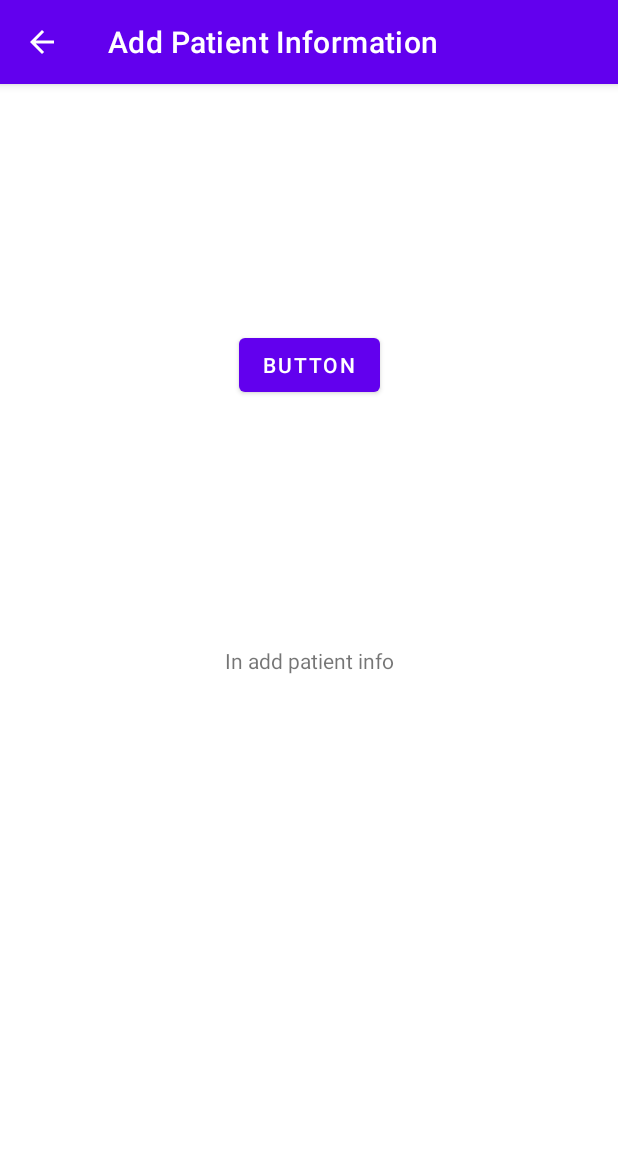
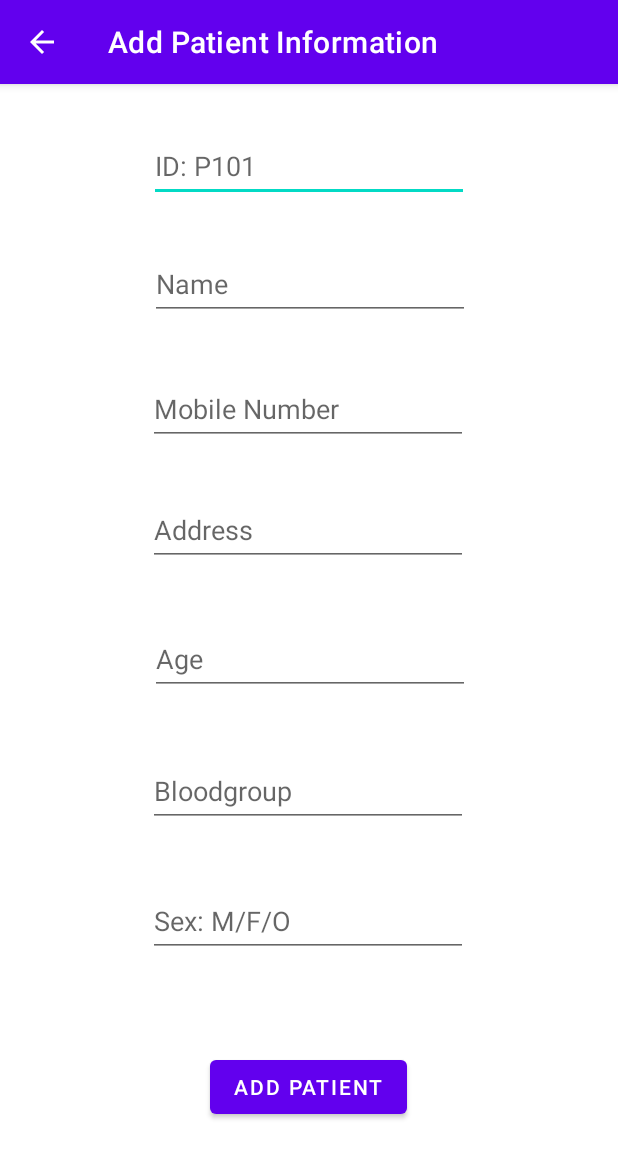
Before and after one commit to ETS-Android1/MediBook, an Android app: the AddPatient screen opened directly, with no data from a screen before it, on a phone screen of 412 x 824 dp. Shown: the top 1158 px of the screen. Run offline under Robolectric (Android 15) with nearby library versions, the phone set to English and light mode, and no system bars.

Commit message:
pat db added

```diff
--- a/app/src/main/java/com/example/medibook/AddPatient.java
+++ b/app/src/main/java/com/example/medibook/AddPatient.java
@@ -7,26 +7,45 @@ import android.os.Bundle;
 import android.view.View;
 import android.widget.Button;
 import android.widget.TextView;
+import android.widget.Toast;
 
 public class AddPatient extends AppCompatActivity{
 
     Button btn;
-    TextView tv;
+    TextView id,name,address,mobile,age,bg,sex;
+    PatientDatabaseHelper myDbPat;
+
     @Override
     protected void onCreate(Bundle savedInstanceState) {
         super.onCreate(savedInstanceState);
         setContentView(R.layout.activity_add_patient);
 
-        btn = findViewById(R.id.button);
+        btn = findViewById(R.id.addPatBtn);
+        id  = findViewById(R.id.editTextIDP);
+        name = findViewById(R.id.editTextNameP);
+        address = findViewById(R.id.editTextAddressP);
+        mobile = findViewById(R.id.editTextMobileP);
+        age = findViewById(R.id.editTextAgeP);
+        bg = findViewById(R.id.editTextBgP);
+        sex = findViewById(R.id.editTextSexP);
+        myDbPat = new PatientDatabaseHelper(this);
+
         btn.setOnClickListener(new View.OnClickListener() {
             @Override
             public void onClick(View view) {
-                tv = findViewById(R.id.textView);
-                tv.setText("hello this is changed");
-                Intent intent = new Intent(AddPatient.this, MainActivity2.class);
-                startActivity(intent);
+                boolean isInserted = myDbPat.insertData(id.getText().toString(),name.getText().toString(),mobile.getText().toString(),
+                        address.getText().toString(), age.getText().toString(), bg.getText().toString(), sex.getText().toString());
+
+                if(isInserted) {
+                    Toast.makeText(AddPatient.this, "Added", Toast.LENGTH_SHORT).show();
+                    startActivity(new Intent(AddPatient.this,MainActivity2.class));
+                }
+                else
+                    Toast.makeText(AddPatient.this, "Error! Try again", Toast.LENGTH_SHORT).show();
             }
+
         });
+
     }
 
 }
--- /dev/null
+++ b/app/src/main/java/com/example/medibook/PatientDatabaseHelper.java
@@ -0,0 +1,65 @@
+package com.example.medibook;
+
+import android.content.ContentValues;
+import android.content.Context;
+import android.database.Cursor;
+import android.database.sqlite.SQLiteDatabase;
+import android.database.sqlite.SQLiteOpenHelper;
+
+import androidx.annotation.Nullable;
+
+public class PatientDatabaseHelper extends SQLiteOpenHelper {
+    public static final String DATABASE_NAME = "patient.db";
+    public static final String TABLE_NAME = "patient_table";
+    public static final String P_ID = "ID";
+    public static final String P_NAME = "NAME";
+    public static final String P_MOBILE ="MOBILE";
+    public static final String P_ADDRESS ="ADDRESS";
+    public static final String P_AGE ="AGE";
+    public static final String P_BLOODGROUP ="BLOODGROUP";
+    public static final String P_SEX ="SEX";
+
+    public PatientDatabaseHelper(@Nullable Context context) {
+        super(context, DATABASE_NAME, null, 1);
+    }
+
+    @Override
+    public void onCreate(SQLiteDatabase sqLiteDatabase) {
+        sqLiteDatabase.execSQL("create table "+ TABLE_NAME + " (ID TEXT PRIMARY KEY,NAME TEXT,MOBILE TEXT,ADDRESS TEXT, AGE TEXT, BLOODGROUP TEXT, SEX TEXT)");
+    }
+
+    @Override
+    public void onUpgrade(SQLiteDatabase sqLiteDatabase, int i, int i1) {
+        sqLiteDatabase.execSQL("DROP TABLE IF EXISTS "+TABLE_NAME);
+        onCreate(sqLiteDatabase);
+    }
+
+    public boolean insertData(String id, String name, String mobile, String address, String age, String bg, String sex){
+        SQLiteDatabase db = this.getWritableDatabase();
+        ContentValues contentValues = new ContentValues();
+
+        contentValues.put(P_ID,id);
+        contentValues.put(P_NAME,name);
+        contentValues.put(P_MOBILE, mobile);
+        contentValues.put(P_ADDRESS, address);
+        contentValues.put(P_AGE, age);
+        contentValues.put(P_BLOODGROUP, bg);
+        contentValues.put(P_SEX, sex);
+
+        long result = db.insert(TABLE_NAME, null, contentValues);
+        if(result==-1) return false;
+        else return true;
+    }
+
+    public Cursor getAllData(){
+        SQLiteDatabase db = this.getWritableDatabase();
+        Cursor res = db.rawQuery("select * from "+TABLE_NAME,null);
+        return res;
+    }
+
+    public Integer deleteData (String id){
+        SQLiteDatabase db = this.getWritableDatabase();
+        return db.delete(TABLE_NAME,"ID = ?",new String[] { id });
+    }
+
+}
--- a/app/src/main/res/layout/activity_add_patient.xml
+++ b/app/src/main/res/layout/activity_add_patient.xml
@@ -6,26 +6,120 @@
     android:layout_height="match_parent"
     tools:context=".AddPatient">
 
-
-    <TextView
-        android:id="@+id/textView"
+    <EditText
+        android:id="@+id/editTextIDP"
         android:layout_width="wrap_content"
         android:layout_height="wrap_content"
-        android:text="In add patient info"
-        app:layout_constraintBottom_toBottomOf="parent"
+        android:ems="10"
+        android:hint="ID: P101"
+        android:inputType="textPersonName"
+        android:minHeight="48dp"
+        app:layout_constraintBottom_toTopOf="@+id/editTextNameP"
         app:layout_constraintEnd_toEndOf="parent"
         app:layout_constraintHorizontal_bias="0.5"
         app:layout_constraintStart_toStartOf="parent"
         app:layout_constraintTop_toTopOf="parent" />
 
-    <Button
-        android:id="@+id/button"
+    <EditText
+        android:id="@+id/editTextNameP"
         android:layout_width="wrap_content"
         android:layout_height="wrap_content"
-        android:text="Button"
-        app:layout_constraintBottom_toTopOf="@+id/textView"
+        android:ems="10"
+        android:hint="Name"
+        android:inputType="textPersonName"
+        android:minHeight="48dp"
+        app:layout_constraintBottom_toBottomOf="parent"
         app:layout_constraintEnd_toEndOf="parent"
-        app:layout_constraintHorizontal_bias="0.5"
+        app:layout_constraintHorizontal_bias="0.502"
         app:layout_constraintStart_toStartOf="parent"
-        app:layout_constraintTop_toTopOf="parent" />
+        app:layout_constraintTop_toTopOf="parent"
+        app:layout_constraintVertical_bias="0.152" />
+
+    <EditText
+        android:id="@+id/editTextMobileP"
+        android:layout_width="wrap_content"
+        android:layout_height="wrap_content"
+        android:ems="10"
+        android:hint="Mobile Number"
+        android:inputType="phone"
+        android:minHeight="48dp"
+        app:layout_constraintBottom_toBottomOf="parent"
+        app:layout_constraintEnd_toEndOf="parent"
+        app:layout_constraintHorizontal_bias="0.497"
+        app:layout_constraintStart_toStartOf="parent"
+        app:layout_constraintTop_toTopOf="parent"
+        app:layout_constraintVertical_bias="0.268" />
+
+    <EditText
+        android:id="@+id/editTextAddressP"
+        android:layout_width="wrap_content"
+        android:layout_height="wrap_content"
+        android:ems="10"
+        android:hint="Address"
+        android:inputType="textPersonName"
+        android:minHeight="48dp"
+        app:layout_constraintBottom_toBottomOf="parent"
+        app:layout_constraintEnd_toEndOf="parent"
+        app:layout_constraintHorizontal_bias="0.497"
+        app:layout_constraintStart_toStartOf="parent"
+        app:layout_constraintTop_toTopOf="parent"
+        app:layout_constraintVertical_bias="0.38" />
+
+    <EditText
+        android:id="@+id/editTextAgeP"
+        android:layout_width="wrap_content"
+        android:layout_height="wrap_content"
+        android:ems="10"
+        android:hint="Age"
+        android:inputType="number"
+        android:minHeight="48dp"
+        app:layout_constraintBottom_toBottomOf="parent"
+        app:layout_constraintEnd_toEndOf="parent"
+        app:layout_constraintHorizontal_bias="0.502"
+        app:layout_constraintStart_toStartOf="parent"
+        app:layout_constraintTop_toTopOf="parent"
+        app:layout_constraintVertical_bias="0.499" />
+
+    <EditText
+        android:id="@+id/editTextBgP"
+        android:layout_width="wrap_content"
+        android:layout_height="wrap_content"
+        android:ems="10"
+        android:hint="Bloodgroup"
+        android:inputType="textPersonName"
+        android:minHeight="48dp"
+        app:layout_constraintBottom_toBottomOf="parent"
+        app:layout_constraintEnd_toEndOf="parent"
+        app:layout_constraintHorizontal_bias="0.497"
+        app:layout_constraintStart_toStartOf="parent"
+        app:layout_constraintTop_toTopOf="parent"
+        app:layout_constraintVertical_bias="0.621" />
+
+    <EditText
+        android:id="@+id/editTextSexP"
+        android:layout_width="wrap_content"
+        android:layout_height="wrap_content"
+        android:ems="10"
+        android:hint="Sex: M/F/O"
+        android:inputType="textPersonName"
+        android:minHeight="48dp"
+        app:layout_constraintBottom_toBottomOf="parent"
+        app:layout_constraintEnd_toEndOf="parent"
+        app:layout_constraintHorizontal_bias="0.497"
+        app:layout_constraintStart_toStartOf="parent"
+        app:layout_constraintTop_toTopOf="parent"
+        app:layout_constraintVertical_bias="0.742" />
+
+    <Button
+        android:id="@+id/addPatBtn"
+        android:layout_width="wrap_content"
+        android:layout_height="wrap_content"
+        android:text="Add Patient"
+        app:layout_constraintBottom_toBottomOf="parent"
+        app:layout_constraintEnd_toEndOf="parent"
+        app:layout_constraintHorizontal_bias="0.498"
+        app:layout_constraintStart_toStartOf="parent"
+        app:layout_constraintTop_toTopOf="parent"
+        app:layout_constraintVertical_bias="0.895" />
+
 </androidx.constraintlayout.widget.ConstraintLayout>
```
Also changed, not shown: app/src/main/java/com/example/medibook/ViewAllPatient.java (+26 -1 lines), app/src/main/res/layout/activity_view_all_patient.xml (+29 -0 lines).
